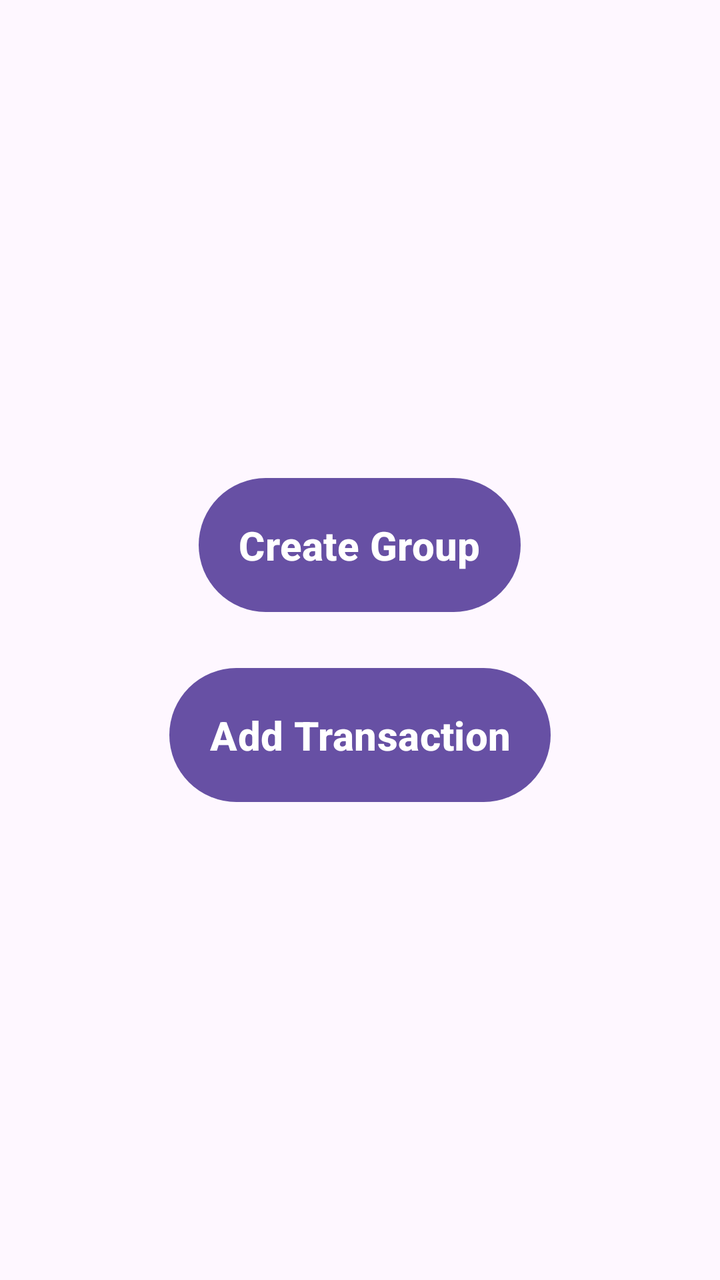
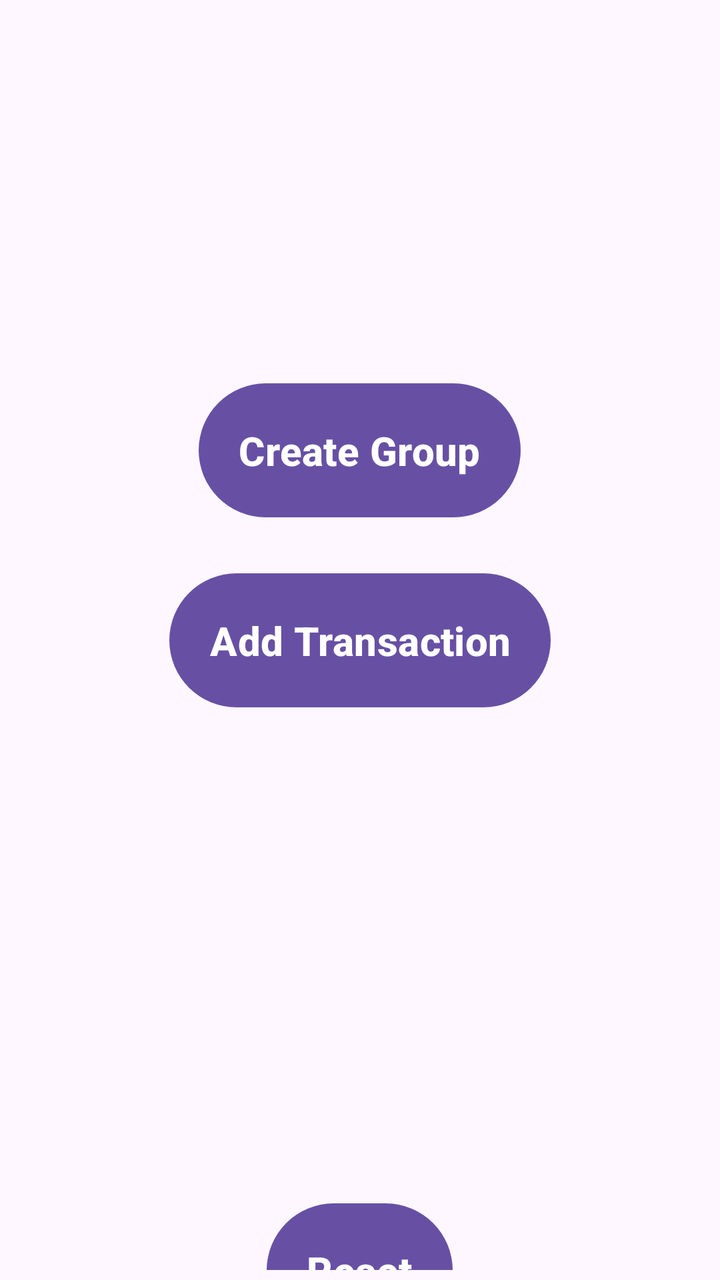

Two renders of the same Android screen: before a commit and after it. Below are the layout's source before the change and the commit's diff.
<!-- AndroidManifest.xml: application theme Theme.SplitYourBill -->
<!-- res/layout/activity_main.xml -->
<?xml version="1.0" encoding="utf-8"?>
<LinearLayout xmlns:android="http://schemas.android.com/apk/res/android"
    xmlns:tools="http://schemas.android.com/tools"
    android:layout_width="match_parent"
    android:layout_height="wrap_content"
    android:orientation="vertical"
    android:padding="5dp"
    android:gravity="center"
    tools:context=".MainActivity">


    <TextView
        android:id="@+id/textViewTop"
        android:layout_width="wrap_content"
        android:layout_height="50dp"
        android:textStyle="bold"
        android:textSize="25sp"
        android:layout_weight="1"
        android:layout_marginBottom="20dp"
        android:gravity="center"
        android:text="Split Your Bill" />

    <ListView
        android:id="@+id/listView"
        android:layout_width="match_parent"
        android:layout_height="wrap_content"



        />



    <LinearLayout
        android:layout_width="match_parent"
        android:layout_height="match_parent"
        android:orientation="vertical"
        android:gravity="center">


        <Button
            android:id="@+id/createGroupButton"
            android:layout_width="wrap_content"
            android:layout_height="wrap_content"
            android:text="Create Group"
            android:padding="20dp"
            android:textStyle="bold"
            android:layout_marginBottom="20dp"
            android:textSize="20sp"
            />

        <Button
            android:id="@+id/addTransButton"
            android:layout_width="wrap_content"
            android:layout_height="wrap_content"
            android:text="Add Transaction"
            android:padding="20dp"
            android:textStyle="bold"
            android:layout_marginBottom="20dp"
            android:textSize="20sp"
            />

    </LinearLayout>




</LinearLayout>
<!-- resources referenced by this layout -->
<resources>
  <style name="Theme.SplitYourBill" parent="Base.Theme.SplitYourBill" />
  <style name="Base.Theme.SplitYourBill" parent="Theme.Material3.DayNight.NoActionBar">
          
          
      </style>
</resources>

<!-- the commit's change to res/layout/activity_main.xml (unified diff, before → after) -->
@@ -63,6 +63,17 @@
     </LinearLayout>
 
 
+    <Button
+        android:id="@+id/resetButton"
+        android:layout_width="wrap_content"
+        android:layout_height="wrap_content"
+        android:text="Reset"
+        android:padding="20dp"
+        android:textStyle="bold"
+        android:layout_marginBottom="20dp"
+        android:textSize="20sp"
+        />
+
 
 
 </LinearLayout>
